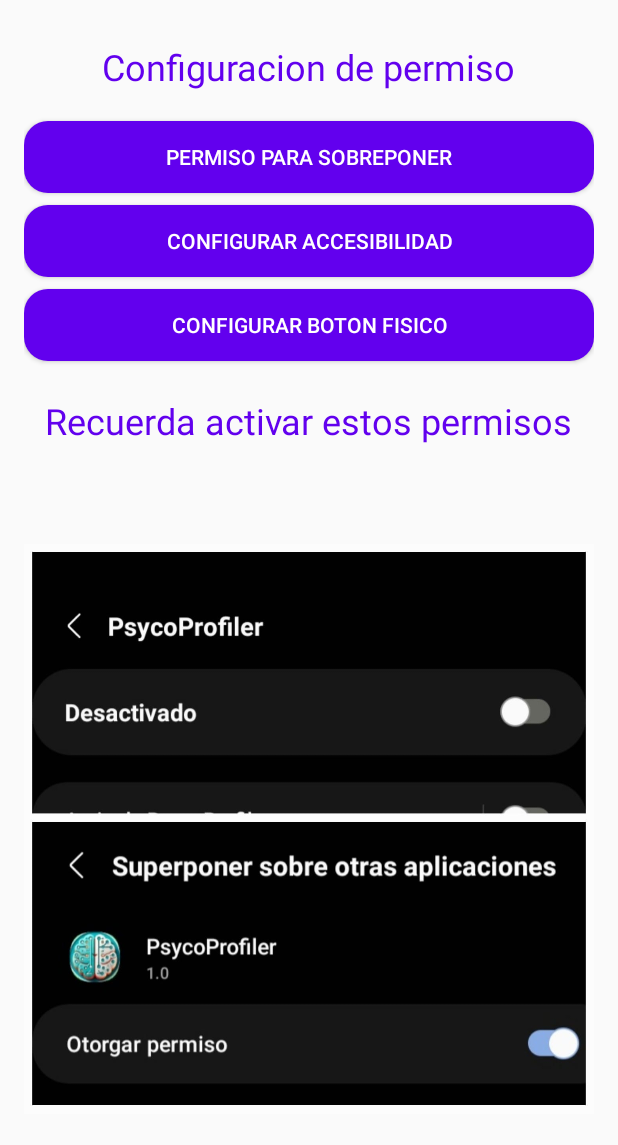
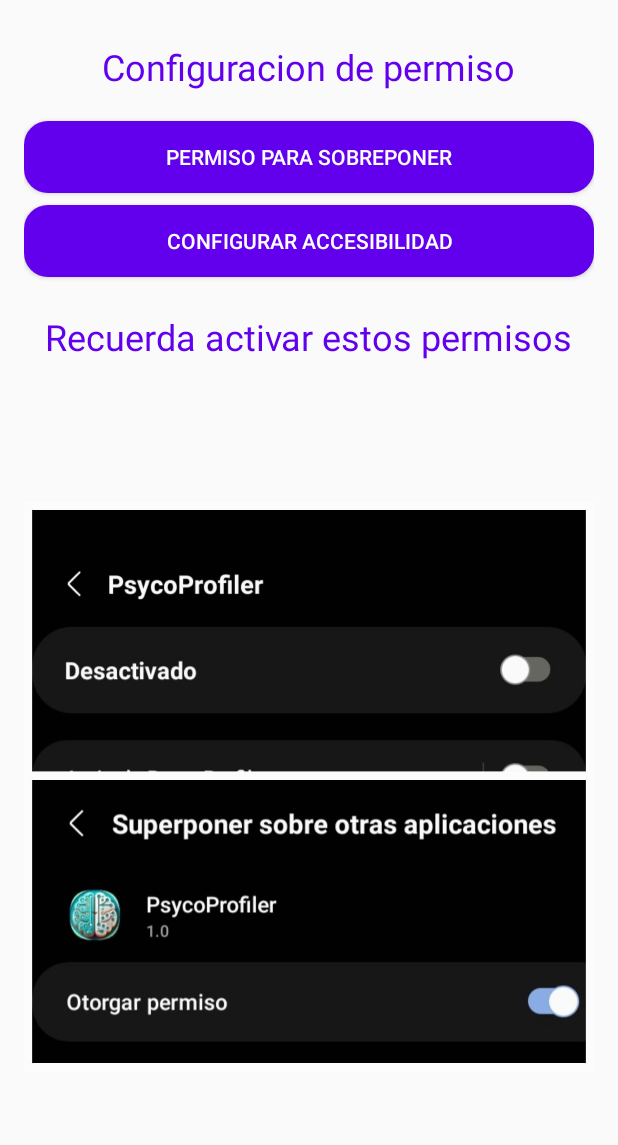
Before and after one commit to SilverRampage/PsicoProfiler, an Android app built with Jetpack Compose: the layout activity_configuracion_boton.xml on its own in the app's theme, with its tools: preview values and no code run, on a phone screen of 412 x 824 dp. Shown: the top 1145 px of the screen. Run offline under Robolectric (Android 15) with nearby library versions, the phone set to English and light mode, and no system bars.

Commit message:
Cambio en el layout eliminacion de  boton innecesario

```diff
--- a/app/src/main/java/com/example/psycoprofiler/services/VolumeButtonAccessibilityService.kt
+++ b/app/src/main/java/com/example/psycoprofiler/services/VolumeButtonAccessibilityService.kt
@@ -64,7 +64,7 @@ class VolumeButtonAccessibilityService : AccessibilityService() {
     private fun showPressAlert() {
         Toast.makeText(
             this,
-            "Botón de bajar volumen presionado. Manténgalo presionado para activar la alerta.",
+            "Botón presionado, Manténgalo para activar la App.",
             Toast.LENGTH_SHORT
         ).show()
     }
--- a/app/src/main/res/layout/activity_configuracion_boton.xml
+++ b/app/src/main/res/layout/activity_configuracion_boton.xml
@@ -37,16 +37,7 @@
         android:layout_marginBottom="8dp"
         android:padding="12dp"
         android:background="@drawable/rounded_button"/>
-    <Button
-        android:id="@+id/testBtnFisico"
-        android:layout_width="match_parent"
-        android:layout_height="wrap_content"
-        android:text="Configurar Boton Fisico"
-        android:backgroundTint="@color/purple_500"
-        android:textColor="@android:color/white"
-        android:layout_marginBottom="8dp"
-        android:padding="12dp"
-        android:background="@drawable/rounded_button"/>
+
 
     <TextView
         android:layout_width="wrap_content"
--- a/app/src/main/res/layout/activity_soluciones.xml
+++ b/app/src/main/res/layout/activity_soluciones.xml
@@ -35,7 +35,7 @@
         android:id="@+id/btnTop3Soluciones"
         android:layout_width="match_parent"
         android:layout_height="wrap_content"
-        android:text="Dame otra solucion"
+        android:text="Necesito una solucion"
         android:backgroundTint="#B39DDB"
         android:layout_marginBottom="8dp"
         android:padding="12dp"
```
Also changed, not shown: app/src/main/java/com/example/psycoprofiler/ConfiguracionBotonActivity.kt (+8 -12 lines).
